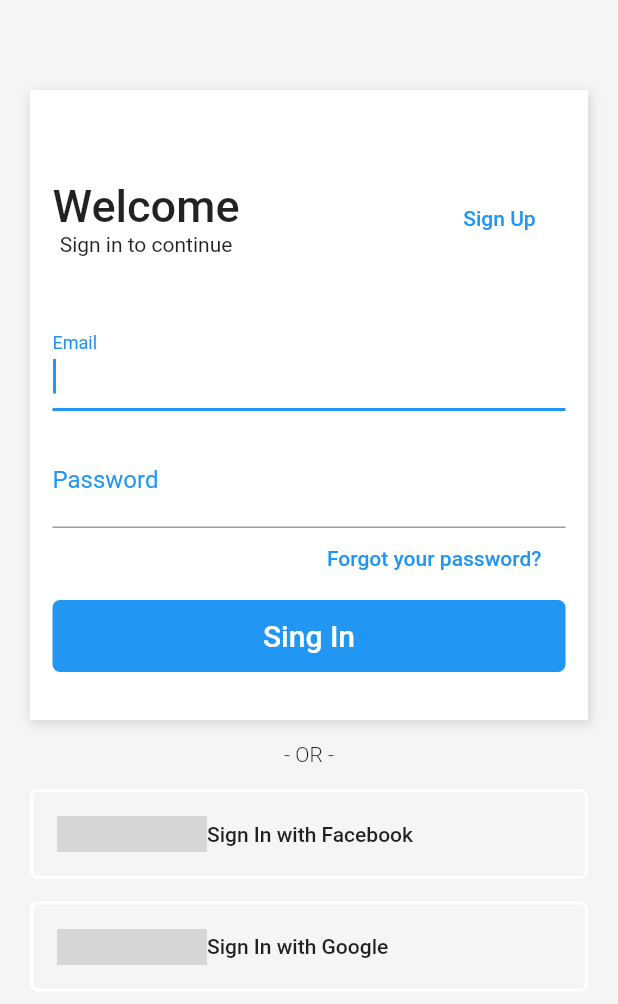
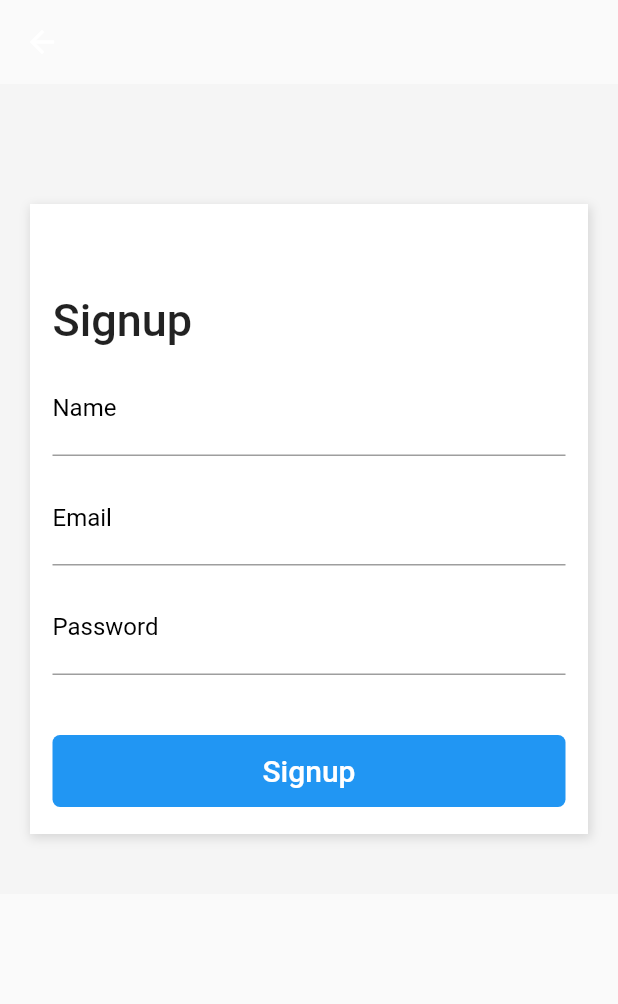
Before and after one commit to joaoleitecosta/shopping, a Flutter app: the screen it shows after launch, after a tap on "Sign Up", on a phone screen of 412 x 824 dp. Shown: the top 1004 px of the screen. Run offline on Flutter 3.47's test engine with Material 2 defaults, Android fonts, the phone set to English and light mode, and no system bars; grey boxes are pictures that could not be loaded.

Commit message:
finashing page signup

```diff
--- a/lib/pages/login.page.dart
+++ b/lib/pages/login.page.dart
@@ -1,4 +1,5 @@
 import 'package:flutter/material.dart';
+import 'package:shopping/pages/signup.page.dart';
 
 class LoginPages extends StatelessWidget {
   @override
@@ -60,7 +61,14 @@ class LoginPages extends StatelessWidget {
                                 color: Theme.of(context).accentColor,
                               ),
                             ),
-                            onPressed: (){},
+                            onPressed: (){
+                              Navigator.push(
+                                  context,
+                                  MaterialPageRoute(
+                                    builder: (context) => SignupPage(),
+                                  ),
+                              );
+                            },
                           ),
                         ],
                       ),
@@ -127,7 +135,8 @@ class LoginPages extends StatelessWidget {
                                fontSize: 20,
                              ),
                            ),
-                          onPressed: (){},
+                          onPressed: (){
+                          },
                         ),
                       ),
                     ],
--- /dev/null
+++ b/lib/pages/signup.page.dart
@@ -0,0 +1,125 @@
+import 'package:flutter/material.dart';
+
+class SignupPage extends StatelessWidget {
+  @override
+  Widget build(BuildContext context) {
+    return Scaffold(
+      appBar: AppBar(
+        backgroundColor: Colors.white.withOpacity(0),
+        elevation: 0,
+      ),
+      body: SingleChildScrollView(
+        child: Container(
+          color: Color(0xFFF5F5F5),
+          padding: EdgeInsets.only(
+            top: 80,
+            left: 20,
+            right: 20,
+            bottom: 40,
+          ),
+          child: Column(
+             children: <Widget>[
+               Container(
+                 height: 420,
+                 decoration: BoxDecoration(
+                    color: Colors.white,
+                    boxShadow: [
+                      new BoxShadow(
+                        color: Colors.black12,
+                        blurRadius: 5,
+                        spreadRadius: 1,
+                        offset: new Offset(1, 2.0),
+                      ),
+                    ],
+                 ),
+                 child: Padding(
+                   padding: EdgeInsets.only(
+                     top: 60,
+                     right: 15,
+                     left: 15,
+                   ),
+                   child: Column(
+                     crossAxisAlignment: CrossAxisAlignment.stretch,
+                     children: <Widget>[
+                       Text(
+                           "Signup",
+                           style: TextStyle(
+                             fontSize: 30,
+                             fontWeight: FontWeight.w500,
+                           ),
+                         ),
+                       SizedBox(height: 10),
+                       TextFormField(
+                         keyboardType: TextInputType.text,
+                         decoration: InputDecoration(
+                           labelText: "Name",
+                           labelStyle: TextStyle(
+                             color: Colors.black,
+                             fontSize: 16,
+                             fontWeight: FontWeight.w400,
+                           ),
+                         ),
+                         style: TextStyle(fontSize: 20),
+                       ),
+                       SizedBox(height: 10,),
+                       TextFormField(
+                         keyboardType: TextInputType.emailAddress,
+                         decoration: InputDecoration(
+                           labelText: "Email",
+                           labelStyle: TextStyle(
+                             fontSize: 16,
+                             color: Colors.black,
+                             fontWeight: FontWeight.w400,
+                           ),
+                         ),
+                         style: TextStyle(
+                           fontSize: 20
+                         ),
+                       ),
+                       SizedBox(height: 10),
+                       TextFormField(
+                         obscureText: true,
+                         keyboardType: TextInputType.visiblePassword,
+                         decoration: InputDecoration(
+                           labelText: "Password",
+                           labelStyle: TextStyle(
+                             color: Colors.black,
+                             fontSize: 16,
+                             fontWeight: FontWeight.w400,
+                           )
+                         ),
+                         style: TextStyle(
+                           fontSize: 20
+                         ),
+                       ),
+                       SizedBox(height: 40),
+                       Container(
+                         width: double.infinity,
+                         decoration: BoxDecoration(
+                           borderRadius: BorderRadius.all(
+                             Radius.circular(5),
+                           ),
+                           color: Theme.of(context).accentColor,
+                         ),
+                         child: FlatButton(
+                           child: Text(
+                             "Signup",
+                             style: TextStyle(
+                               color: Colors.white,
+                               fontSize: 20,
+                             ),
+                           ),
+                           onPressed: (){},
+                         ),
+                       )
+                     ],
+                   ),
+                 ),
+               ),
+             ],
+          ),
+        ),
+      ),
+    );
+  }
+}
```
